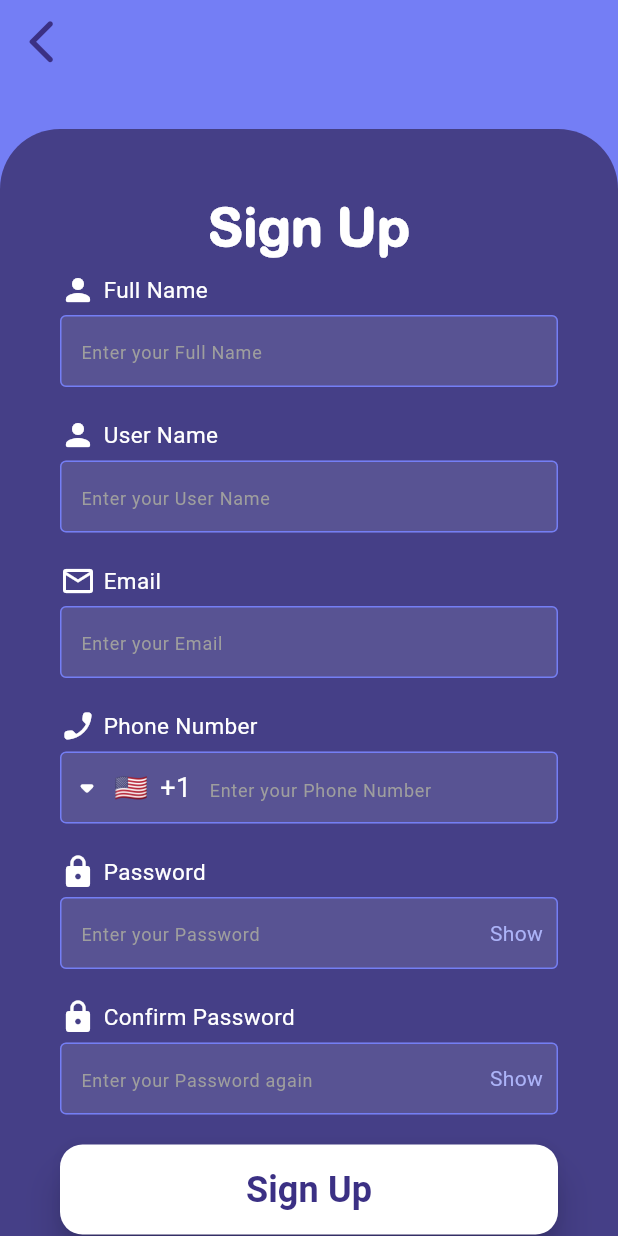
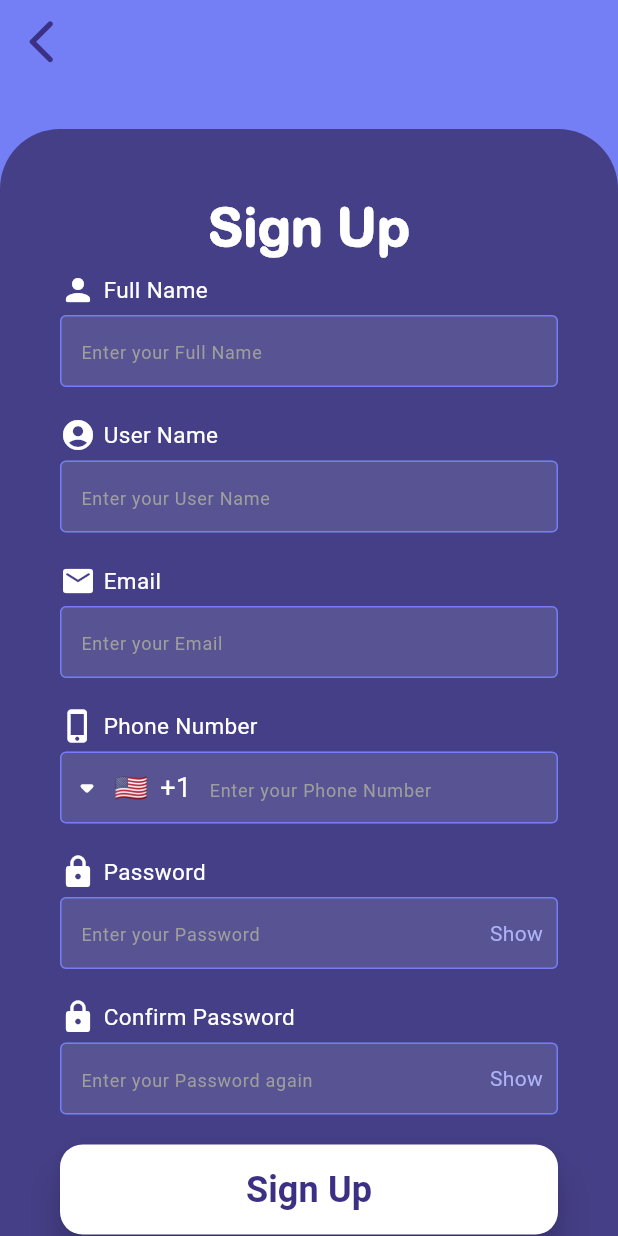
Before and after one commit to MohamedYasser343/Nexus, a Flutter app: the SignupPage screen opened directly, on a phone screen of 412 x 824 dp. Run offline on Flutter 3.47's test engine with Material 3 defaults, Android fonts, the phone set to English and light mode, and no system bars; drawn by our look-alikes of intl_phone_field; our stand-ins replace animated_splash_screen, page_transition; missing offline and left inert: flutter_splash_screen.

Commit message:
updated the icons
Co-Authored-By: Mohamed Hussein <154609516+MoHussein197@users.noreply.github.com>

```diff
--- a/Frontend/Mobile_App/nexus/lib/screens/auth/signup.dart
+++ b/Frontend/Mobile_App/nexus/lib/screens/auth/signup.dart
@@ -279,7 +279,7 @@
         Row(
           children: [
             Icon(
-              Icons.person_rounded,
+              Icons.account_circle,
               color: Colors.white,
             ),
             SizedBox(width: 5),
@@ -346,7 +346,7 @@
         Row(
           children: [
             Icon(
-              Icons.email_outlined,
+              Icons.email_rounded,
               color: Colors.white,
             ),
             SizedBox(width: 5),
@@ -413,7 +413,7 @@
         Row(
           children: [
             Icon(
-              Icons.phone_enabled_rounded,
+              Icons.phone_iphone_rounded,
               color: Colors.white,
             ),
             SizedBox(width: 5),
@@ -482,7 +482,6 @@
       ],
     );
   }
-
   Widget buildPasswordField() {
     return Column(
       crossAxisAlignment: CrossAxisAlignment.start,
```
